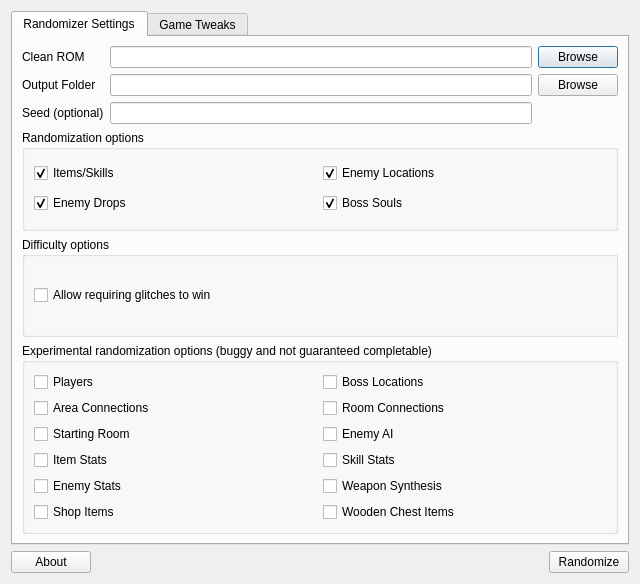
Above: randomizer.ui from LagoLunatic/dsvrandom before the change. Below: the same form after it.
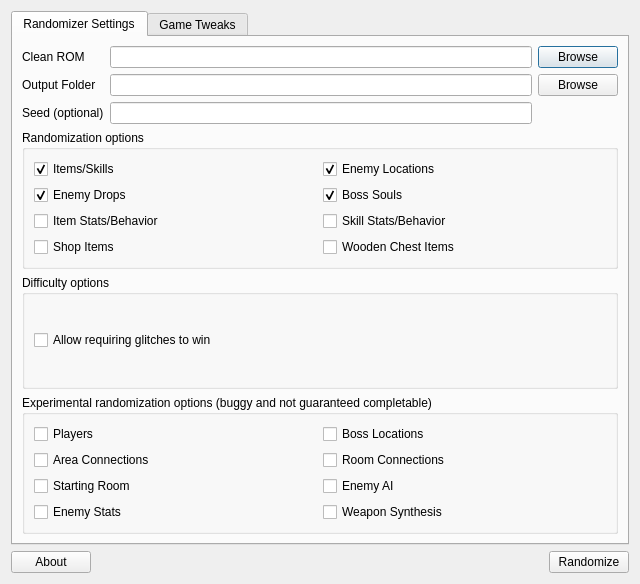
That is the form after the change. Icons and pictures are not drawn.

Commit message: Move some options out of experimental section

```diff
--- a/randomizer.ui
+++ b/randomizer.ui
@@ -142,6 +142,54 @@
             </item>
            </layout>
           </item>
+          <item>
+           <layout class="QHBoxLayout" name="horizontalLayout_11">
+            <item>
+             <widget class="QCheckBox" name="randomize_item_stats">
+              <property name="toolTip">
+               <string>Randomizes item stats and how weapons behave.</string>
+              </property>
+              <property name="text">
+               <string>Item Stats/Behavior</string>
+              </property>
+             </widget>
+            </item>
+            <item>
+             <widget class="QCheckBox" name="randomize_skill_stats">
+              <property name="toolTip">
+               <string>Randomizes skill stats and how skills behave.</string>
+              </property>
+              <property name="text">
+               <string>Skill Stats/Behavior</string>
+              </property>
+             </widget>
+            </item>
+           </layout>
+          </item>
+          <item>
+           <layout class="QHBoxLayout" name="horizontalLayout_13">
+            <item>
+             <widget class="QCheckBox" name="randomize_shop">
+              <property name="toolTip">
+               <string>Randomizes what items are for sale in the shop.</string>
+              </property>
+              <property name="text">
+               <string>Shop Items</string>
+              </property>
+             </widget>
+            </item>
+            <item>
+             <widget class="QCheckBox" name="randomize_wooden_chests">
+              <property name="toolTip">
+               <string>Randomizes the pool of items for wooden chests in each area (OoE only).</string>
+              </property>
+              <property name="text">
+               <string>Wooden Chest Items</string>
+              </property>
+             </widget>
+            </item>
+           </layout>
+          </item>
          </layout>
         </widget>
        </item>
@@ -242,30 +290,6 @@
             </item>
            </layout>
           </item>
-          <item>
-           <layout class="QHBoxLayout" name="horizontalLayout_11">
-            <item>
-             <widget class="QCheckBox" name="randomize_item_stats">
-              <property name="toolTip">
-               <string>Randomizes item stats and how weapons behave.</string>
-              </property>
-              <property name="text">
-               <string>Item Stats</string>
-              </property>
-             </widget>
-            </item>
-            <item>
-             <widget class="QCheckBox" name="randomize_skill_stats">
-              <property name="toolTip">
-               <string>Randomizes skill stats and how skills behave.</string>
-              </property>
-              <property name="text">
-               <string>Skill Stats</string>
-              </property>
-             </widget>
-            </item>
-           </layout>
-          </item>
           <item>
            <layout class="QHBoxLayout" name="horizontalLayout_12">
             <item>
@@ -290,30 +314,6 @@
             </item>
            </layout>
           </item>
-          <item>
-           <layout class="QHBoxLayout" name="horizontalLayout_13">
-            <item>
-             <widget class="QCheckBox" name="randomize_shop">
-              <property name="toolTip">
-               <string>Randomizes what items are for sale in the shop.</string>
-              </property>
-              <property name="text">
-               <string>Shop Items</string>
-              </property>
-             </widget>
-            </item>
-            <item>
-             <widget class="QCheckBox" name="randomize_wooden_chests">
-              <property name="toolTip">
-               <string>Randomizes the pool of items for wooden chests in each area (OoE only).</string>
-              </property>
-              <property name="text">
-               <string>Wooden Chest Items</string>
-              </property>
-             </widget>
-            </item>
-           </layout>
-          </item>
          </layout>
          <zorder></zorder>
          <zorder></zorder>
```
Left out of the diff: 2 changed lines with no effect on the pictures. The commit also changes 1 other file.
